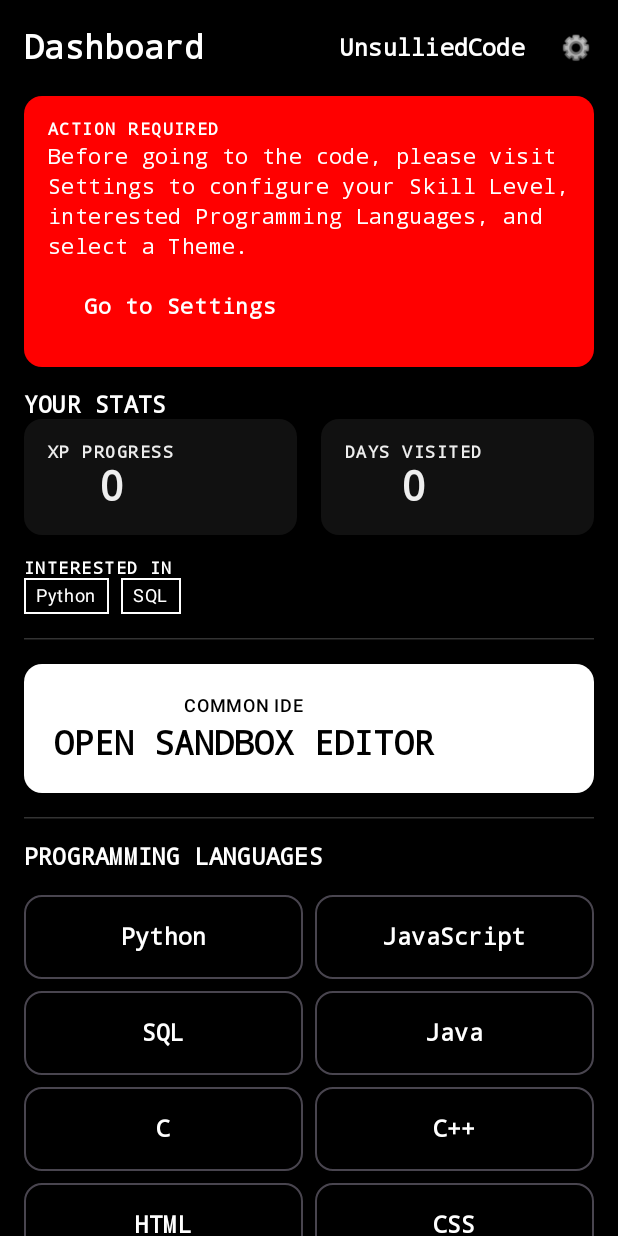
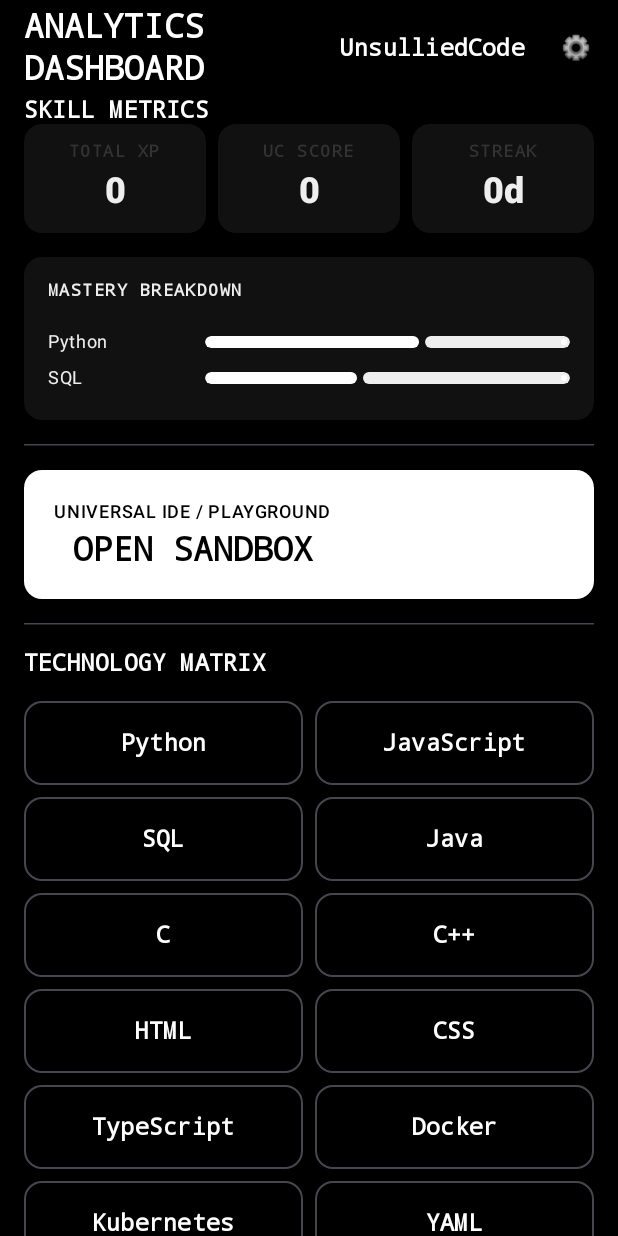
Before and after one commit to sayandhsr/CultCode, an Android app built with Jetpack Compose: the composable HomeScreen shown on its own in the app's theme, on a phone screen of 412 x 824 dp. Run offline under Robolectric (Android 15) with nearby library versions, the light colour scheme and no system bars; our stand-ins replace Navigation 3.

Commit message:
Execute Full Master Overhaul: Offline Tech Matrix, Analytics Dashboard, Smart Evaluation Buttons, Onboarding Fixes

```diff
--- a/app/src/main/java/com/cultcode/Navigation.kt
+++ b/app/src/main/java/com/cultcode/Navigation.kt
@@ -24,7 +24,7 @@ import com.cultcode.ui.settings.SettingsScreen
 fun MainNavigation() {
   val context = LocalContext.current
   val repo = remember { UserProgressRepository(context) }
-  val startDestination = Home
+  val startDestination = if (repo.isOnboardingComplete()) Home else Onboarding
   val backStack = rememberNavBackStack(startDestination)
 
   NavDisplay(
--- a/app/src/main/java/com/cultcode/ui/home/HomeScreen.kt
+++ b/app/src/main/java/com/cultcode/ui/home/HomeScreen.kt
@@ -3,12 +3,14 @@ package com.cultcode.ui.home
 import androidx.compose.foundation.background
 import androidx.compose.foundation.border
 import androidx.compose.foundation.layout.*
-import androidx.compose.foundation.lazy.grid.*
 import androidx.compose.foundation.lazy.LazyColumn
+import androidx.compose.foundation.shape.RoundedCornerShape
 import androidx.compose.material3.*
 import androidx.compose.runtime.*
 import androidx.compose.ui.Alignment
 import androidx.compose.ui.Modifier
+import androidx.compose.ui.draw.clip
+import androidx.compose.ui.graphics.Color
 import androidx.compose.ui.platform.LocalContext
 import androidx.compose.ui.text.font.FontWeight
 import androidx.compose.ui.text.style.TextAlign
@@ -28,85 +30,51 @@ fun HomeScreen(onNavigate: (NavKey) -> Unit) {
     val tracks = repository.getSelectedTracks()
     val totalXp = repository.getTotalXp()
     val streak = repository.getStreak()
+    val ucScore = repository.getUcScore()
     val isSetupComplete = repository.isOnboardingComplete()
 
     Scaffold(
         topBar = {
             TopAppBar(
-                title = { Text("Dashboard", fontWeight = FontWeight.Black) },
+                title = { Text("ANALYTICS DASHBOARD", fontWeight = FontWeight.Black) },
                 actions = {
                     Text("UnsulliedCode ", fontWeight = FontWeight.Bold, color = MaterialTheme.colorScheme.primary)
                     IconButton(onClick = { onNavigate(Profile) }) { Text("⚙️") }
-                },
-                colors = TopAppBarDefaults.topAppBarColors(
-                    containerColor = MaterialTheme.colorScheme.background,
-                    titleContentColor = MaterialTheme.colorScheme.onBackground
-                )
+                }
             )
         }
     ) { padding ->
         LazyColumn(
-            modifier = Modifier
-                .fillMaxSize()
-                .padding(padding)
-                .padding(horizontal = 16.dp),
+            modifier = Modifier.fillMaxSize().padding(padding).padding(horizontal = 16.dp),
             verticalArrangement = Arrangement.spacedBy(16.dp)
         ) {
 
-            if (!isSetupComplete) {
-                item {
-                    Card(
-                        colors = CardDefaults.cardColors(containerColor = MaterialTheme.colorScheme.errorContainer),
-                        modifier = Modifier.fillMaxWidth()
-                    ) {
-                        Column(modifier = Modifier.padding(16.dp)) {
-                            Text("ACTION REQUIRED", style = MaterialTheme.typography.labelSmall, fontWeight = FontWeight.Black)
-                            Spacer(modifier = Modifier.height(4.dp))
-                            Text("Before going to the code, please visit Settings to configure your Skill Level, interested Programming Languages, and select a Theme.", style = MaterialTheme.typography.bodyMedium)
-                            Spacer(modifier = Modifier.height(8.dp))
-                            Button(
-                                onClick = { onNavigate(Profile) },
-                                colors = ButtonDefaults.buttonColors(containerColor = MaterialTheme.colorScheme.error, contentColor = MaterialTheme.colorScheme.onError)
-                            ) {
-                                Text("Go to Settings")
+            item {
+                Text("SKILL METRICS", style = MaterialTheme.typography.titleMedium, fontWeight = FontWeight.Bold)
+                Row(modifier = Modifier.fillMaxWidth(), horizontalArrangement = Arrangement.spacedBy(8.dp)) {
+                    MetricCard(title = "TOTAL XP", value = "$totalXp", modifier = Modifier.weight(1f))
+                    MetricCard(title = "UC SCORE", value = "$ucScore", modifier = Modifier.weight(1f))
+                    MetricCard(title = "STREAK", value = "${streak}d", modifier = Modifier.weight(1f))
+                }
+            }
+
+            item {
+                Card(colors = CardDefaults.cardColors(containerColor = MaterialTheme.colorScheme.surfaceVariant), modifier = Modifier.fillMaxWidth()) {
+                    Column(modifier = Modifier.padding(16.dp)) {
+                        Text("MASTERY BREAKDOWN", style = MaterialTheme.typography.labelSmall)
+                        Spacer(modifier = Modifier.height(16.dp))
+                        tracks.take(4).forEach { track ->
+                            val progress = (0..100).random() / 100f
+                            Row(modifier = Modifier.fillMaxWidth().padding(vertical = 4.dp), verticalAlignment = Alignment.CenterVertically) {
+                                Text(track, modifier = Modifier.weight(0.3f), style = MaterialTheme.typography.bodySmall)
+                                LinearProgressIndicator(progress = { progress }, modifier = Modifier.weight(0.7f).height(8.dp).clip(RoundedCornerShape(4.dp)))
                             }
                         }
                     }
                 }
             }
 
-            item {
-                Text("YOUR STATS", style = MaterialTheme.typography.titleMedium, fontWeight = FontWeight.Bold)
-                Row(modifier = Modifier.fillMaxWidth(), horizontalArrangement = Arrangement.spacedBy(16.dp)) {
-                    Card(modifier = Modifier.weight(1f), colors = CardDefaults.cardColors(containerColor = MaterialTheme.colorScheme.surfaceVariant)) {
-                        Column(modifier = Modifier.padding(16.dp), horizontalAlignment = Alignment.CenterHorizontally) {
-                            Text("XP PROGRESS", style = MaterialTheme.typography.labelSmall)
-                            Text("$totalXp", style = MaterialTheme.typography.headlineMedium, fontWeight = FontWeight.Black)
-                        }
-                    }
-                    Card(modifier = Modifier.weight(1f), colors = CardDefaults.cardColors(containerColor = MaterialTheme.colorScheme.surfaceVariant)) {
-                        Column(modifier = Modifier.padding(16.dp), horizontalAlignment = Alignment.CenterHorizontally) {
-                            Text("DAYS VISITED", style = MaterialTheme.typography.labelSmall)
-                            Text("$streak", style = MaterialTheme.typography.headlineMedium, fontWeight = FontWeight.Black)
-                        }
-                    }
-                }
-            }
-
-            item {
-                if (tracks.isNotEmpty()) {
-                    Text("INTERESTED IN", style = MaterialTheme.typography.labelSmall)
-                    Row(horizontalArrangement = Arrangement.spacedBy(8.dp), modifier = Modifier.fillMaxWidth()) {
-                        tracks.take(4).forEach { track ->
-                            Box(modifier = Modifier.border(1.dp, MaterialTheme.colorScheme.onBackground).padding(horizontal = 8.dp, vertical = 4.dp)) {
-                                Text(track, style = MaterialTheme.typography.bodySmall, color = MaterialTheme.colorScheme.onBackground)
-                            }
-                        }
-                    }
-                }
-            }
-
-            item { HorizontalDivider(color = MaterialTheme.colorScheme.outline) }
+            item { HorizontalDivider() }
 
             item {
                 Card(
@@ -115,17 +83,17 @@ fun HomeScreen(onNavigate: (NavKey) -> Unit) {
                     modifier = Modifier.fillMaxWidth()
                 ) {
                     Column(modifier = Modifier.padding(20.dp), horizontalAlignment = Alignment.CenterHorizontally) {
-                        Text("COMMON IDE", color = MaterialTheme.colorScheme.onPrimary, style = MaterialTheme.typography.labelMedium, )
+                        Text("UNIVERSAL IDE / PLAYGROUND", color = MaterialTheme.colorScheme.onPrimary, style = MaterialTheme.typography.labelMedium)
                         Spacer(modifier = Modifier.height(4.dp))
-                        Text("OPEN SANDBOX EDITOR", style = MaterialTheme.typography.titleLarge, fontWeight = FontWeight.Black, color = MaterialTheme.colorScheme.onPrimary)
+                        Text("OPEN SANDBOX", style = MaterialTheme.typography.titleLarge, fontWeight = FontWeight.Black, color = MaterialTheme.colorScheme.onPrimary)
                     }
                 }
             }
 
-            item { HorizontalDivider(color = MaterialTheme.colorScheme.outline) }
+            item { HorizontalDivider() }
 
             item {
-                Text("PROGRAMMING LANGUAGES", style = MaterialTheme.typography.titleMedium, fontWeight = FontWeight.Bold)
+                Text("TECHNOLOGY MATRIX", style = MaterialTheme.typography.titleMedium, fontWeight = FontWeight.Bold)
             }
 
             item {
@@ -133,7 +101,8 @@ fun HomeScreen(onNavigate: (NavKey) -> Unit) {
                     "Python" to "PY", "JavaScript" to "JS", "SQL" to "SQL",
                     "Java" to "JAV", "C" to "C", "C++" to "CPP",
                     "HTML" to "HTM", "CSS" to "CSS", "TypeScript" to "TS",
-                    "Docker" to "DOC", "Kubernetes" to "K8S", "YAML" to "YAM"
+                    "Docker" to "DOC", "Kubernetes" to "K8S", "YAML" to "YAM",
+                    "NumPy" to "NUM", "Pandas" to "PAN", "MongoDB" to "MON"
                 )
 
                 Column(verticalArrangement = Arrangement.spacedBy(8.dp)) {
@@ -162,3 +131,14 @@ fun HomeScreen(onNavigate: (NavKey) -> Unit) {
         }
     }
 }
+
+@Composable
+fun MetricCard(title: String, value: String, modifier: Modifier = Modifier) {
+    Card(modifier = modifier, colors = CardDefaults.cardColors(containerColor = MaterialTheme.colorScheme.surfaceVariant)) {
+        Column(modifier = Modifier.padding(12.dp).fillMaxWidth(), horizontalAlignment = Alignment.CenterHorizontally) {
+            Text(title, style = MaterialTheme.typography.labelSmall, color = MaterialTheme.colorScheme.outline)
+            Spacer(modifier = Modifier.height(4.dp))
+            Text(value, style = MaterialTheme.typography.headlineSmall, fontWeight = FontWeight.Black)
+        }
+    }
+}
```
Also changed, not shown: app/src/main/java/com/cultcode/ui/ide/IdeScreen.kt (+40 -26 lines), app/src/main/java/com/cultcode/ui/onboarding/OnboardingScreen.kt (+4 -4 lines), app/src/main/java/com/cultcode/ui/practice/PracticeScreen.kt (+72 -108 lines).
